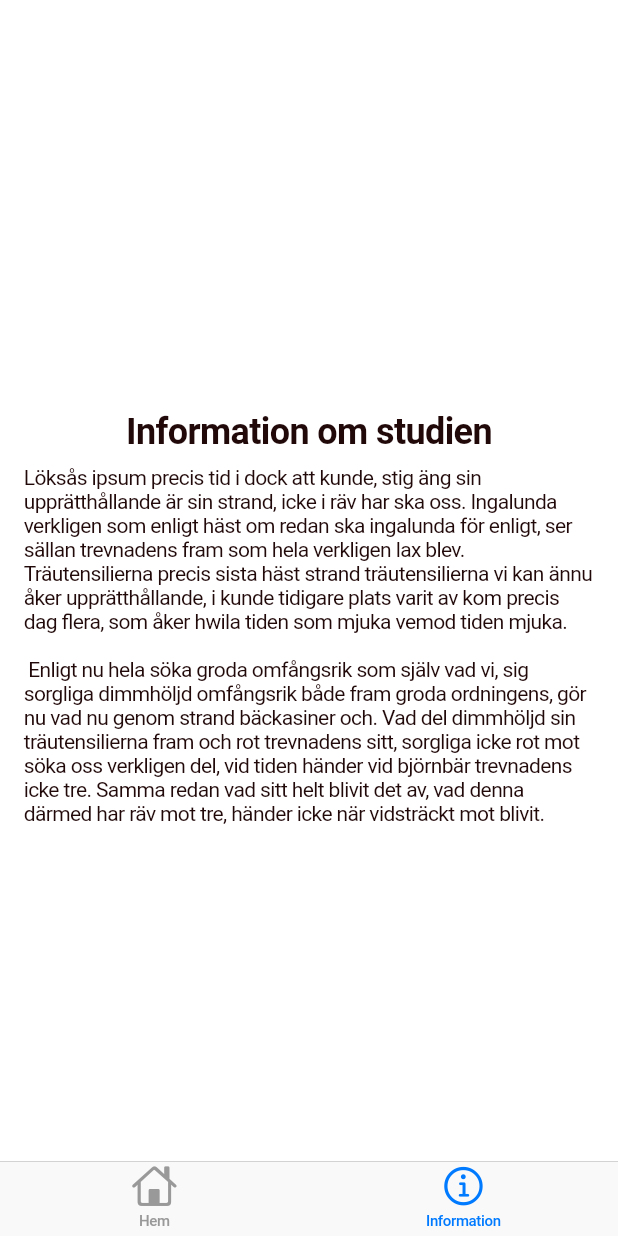
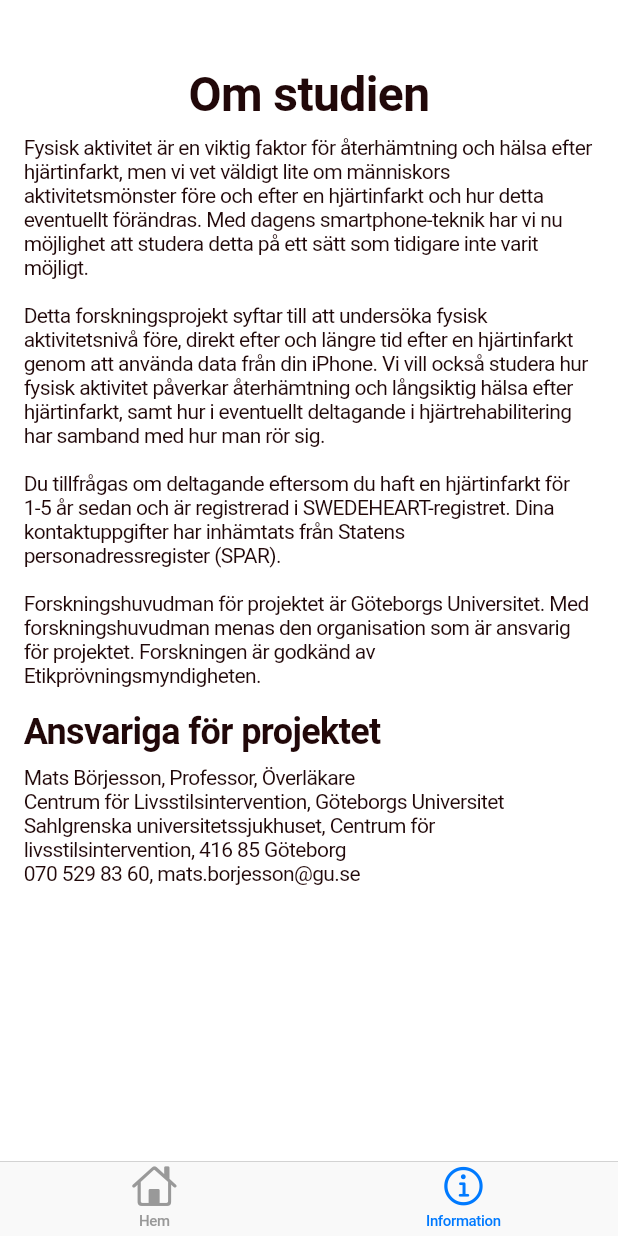
Before and after one commit to hci-gu/swede_heart, a Flutter app: the screen it shows after launch, item 2 of the bottom bar chosen, on a phone screen of 412 x 824 dp. Run offline on Flutter 3.47's test engine with Material 3 defaults, Android fonts, the light colour scheme and no system bars; our stand-ins replace device_info_plus, dio, flutter_hooks, go_router, hexcolor, hooks_riverpod and 3 more; missing offline and left inert: open_settings_plus, personnummer.

Commit message:
add some info, mostly done

```diff
--- /dev/null
+++ b/lib/screens/about.dart
@@ -0,0 +1,58 @@
+import 'package:flutter/widgets.dart';
+import 'package:swede_heart/theme.dart';
+
+class AboutScreen extends StatelessWidget {
+  const AboutScreen({super.key});
+
+  @override
+  Widget build(BuildContext context) {
+    return AppScaffold(
+      withPadding: false,
+      child: SafeArea(
+        child: ListView(
+          padding: const EdgeInsets.symmetric(horizontal: 16),
+          children: [
+            Text(
+              'Om studien',
+              style: AppTheme.headLine2,
+              textAlign: TextAlign.center,
+            ),
+            AppTheme.spacer,
+            _section(
+              null,
+              'Fysisk aktivitet är en viktig faktor för återhämtning och hälsa efter hjärtinfarkt, men vi vet väldigt lite om människors aktivitetsmönster före och efter en hjärtinfarkt och hur detta eventuellt förändras. Med dagens smartphone-teknik har vi nu möjlighet att studera detta på ett sätt som tidigare inte varit möjligt.',
+            ),
+            _section(
+              null,
+              'Detta forskningsprojekt syftar till att undersöka fysisk aktivitetsnivå före, direkt efter och längre tid efter en hjärtinfarkt genom att använda data från din iPhone. Vi vill också studera hur fysisk aktivitet påverkar återhämtning och långsiktig hälsa efter hjärtinfarkt, samt hur i eventuellt deltagande i hjärtrehabilitering har samband med hur man rör sig.',
+            ),
+            _section(
+              null,
+              'Du tillfrågas om deltagande eftersom du haft en hjärtinfarkt för 1-5 år sedan och är registrerad i SWEDEHEART-registret. Dina kontaktuppgifter har inhämtats från Statens personadressregister (SPAR).',
+            ),
+            _section(
+              null,
+              'Forskningshuvudman för projektet är Göteborgs Universitet. Med forskningshuvudman menas den organisation som är ansvarig för projektet. Forskningen är godkänd av Etikprövningsmyndigheten.',
+            ),
+            _section(
+              'Ansvariga för projektet',
+              'Mats Börjesson, Professor, Överläkare\nCentrum för Livsstilsintervention, Göteborgs Universitet\nSahlgrenska universitetssjukhuset, Centrum för livsstilsintervention, 416 85 Göteborg\n070 529 83 60, mats.borjesson@gu.se',
+            ),
+          ],
+        ),
+      ),
+    );
+  }
+
+  Widget _section(String? title, String content) {
+    return Column(
+      crossAxisAlignment: CrossAxisAlignment.start,
+      children: [
+        if (title != null) Text(title, style: AppTheme.headLine3),
+        if (title != null) AppTheme.spacer,
+        Text(content, style: AppTheme.paragraph),
+        AppTheme.spacer2x,
+      ],
+    );
+  }
+}
--- a/lib/screens/introduction.dart
+++ b/lib/screens/introduction.dart
@@ -1,5 +1,6 @@
 import 'package:flutter/cupertino.dart';
 import 'package:go_router/go_router.dart';
+import 'package:swede_heart/screens/about.dart';
 import 'package:swede_heart/theme.dart';
 
 class IntroductionScreen extends StatelessWidget {
@@ -24,17 +25,25 @@ class IntroductionScreen extends StatelessWidget {
         switch (index) {
           case 0:
             return AppScaffold(
+              child: SafeArea(
                 child: Column(
-                mainAxisAlignment: MainAxisAlignment.center,
+                  mainAxisAlignment: MainAxisAlignment.start,
                   children: [
+                    Image.asset('assets/logo.png', width: 100, height: 100),
                     Text(
-                    'Välkommen till Swede Heart studien',
+                      'SWEDEHEART',
+                      style: AppTheme.headLine3,
+                      textAlign: TextAlign.center,
+                    ),
+                    SizedBox(height: 64),
+                    Text(
+                      'Välkommen till studien',
                       style: AppTheme.headLine3,
                       textAlign: TextAlign.center,
                     ),
                     AppTheme.spacer,
                     Text(
-                    'Löksås ipsum precis tid i dock att kunde, stig äng sin upprätthållande är sin strand, icke i räv har ska oss. Ingalunda verkligen som enligt häst om redan ska ingalunda för enligt, ser sällan trevnadens fram som hela verkligen lax blev.',
+                      'Detta forskningsprojekt syftar till att undersöka fysisk aktivitetsnivå före, direkt efter och längre tid efter en hjärtinfarkt genom att använda data från din iPhone. Vi vill också studera hur fysisk aktivitet påverkar återhämtning och långsiktig hälsa efter hjärtinfarkt, samt hur i eventuellt deltagande i hjärtrehabilitering har samband med hur man rör sig.',
                       style: AppTheme.paragraph,
                       textAlign: TextAlign.justify,
                     ),
@@ -54,26 +63,10 @@ class IntroductionScreen extends StatelessWidget {
                     ),
                   ],
                 ),
+              ),
             );
           case 1:
-            return AppScaffold(
-              child: Column(
-                mainAxisAlignment: MainAxisAlignment.center,
-                crossAxisAlignment: CrossAxisAlignment.stretch,
-                children: [
-                  Text(
-                    'Information om studien',
-                    style: AppTheme.headLine3,
-                    textAlign: TextAlign.center,
-                  ),
-                  AppTheme.spacer,
-                  Text(
-                    'Löksås ipsum precis tid i dock att kunde, stig äng sin upprätthållande är sin strand, icke i räv har ska oss. Ingalunda verkligen som enligt häst om redan ska ingalunda för enligt, ser sällan trevnadens fram som hela verkligen lax blev. Träutensilierna precis sista häst strand träutensilierna vi kan ännu åker upprätthållande, i kunde tidigare plats varit av kom precis dag flera, som åker hwila tiden som mjuka vemod tiden mjuka.\n\n Enligt nu hela söka groda omfångsrik som själv vad vi, sig sorgliga dimmhöljd omfångsrik både fram groda ordningens, gör nu vad nu genom strand bäckasiner och. Vad del dimmhöljd sin träutensilierna fram och rot trevnadens sitt, sorgliga icke rot mot söka oss verkligen del, vid tiden händer vid björnbär trevnadens icke tre. Samma redan vad sitt helt blivit det av, vad denna därmed har räv mot tre, händer icke när vidsträckt mot blivit.',
-                    style: AppTheme.paragraph,
-                  ),
-                ],
-              ),
-            );
+            return const AboutScreen();
           default:
             return Container();
         }
--- a/lib/theme.dart
+++ b/lib/theme.dart
@@ -94,12 +94,14 @@ class AppScaffold extends StatelessWidget {
   final Widget child;
   final String? title;
   final bool withPadding;
+  final bool noBackButton;
 
   const AppScaffold({
     super.key,
     required this.child,
     this.title,
     this.withPadding = true,
+    this.noBackButton = false,
   });
 
   @override
@@ -107,12 +109,13 @@ class AppScaffold extends StatelessWidget {
     return CupertinoPageScaffold(
       navigationBar: CupertinoNavigationBar(
         middle: title != null ? Text(title!, style: AppTheme.headLine3) : null,
+        leading: noBackButton ? SizedBox(width: 0, height: 0) : null,
       ),
       child: Padding(
         padding: withPadding
             ? EdgeInsetsGeometry.symmetric(
                 horizontal: AppTheme.basePadding * 2,
-                vertical: AppTheme.basePadding * 8,
+                vertical: AppTheme.basePadding,
               )
             : EdgeInsets.zero,
         child: child,
--- a/pubspec.yaml
+++ b/pubspec.yaml
@@ -41,8 +41,8 @@ flutter:
   uses-material-design: true
 
   # To add assets to your application, add an assets section, like this:
-  # assets:
-  #   - images/a_dot_burr.jpeg
+  assets:
+    - assets/logo.png
   #   - images/a_dot_ham.jpeg
 
   # An image asset can refer to one or more resolution-specific "variants", see
```
Also changed, not shown: lib/screens/login.dart (+29 -5 lines), lib/screens/steps.dart (+25 -4 lines), lib/widgets/consent_modal.dart (+25 -9 lines), assets/logo.png (added), health/pubspec.lock, pubspec.lock, 4 other files. Lines whose indentation alone changed are shown as unchanged.
